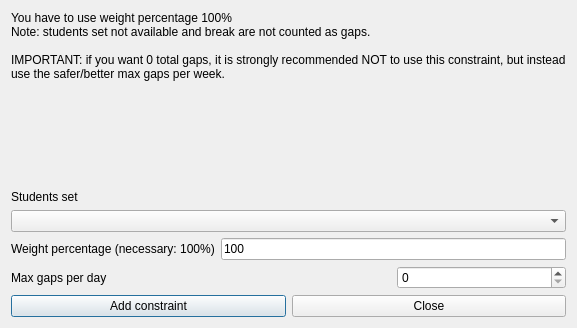
The window that fet/src/interface/addconstraintstudentssetmaxgapsperdayform_template.ui (vonmecheln/fet) describes before a commit, drawn with Qt 5.
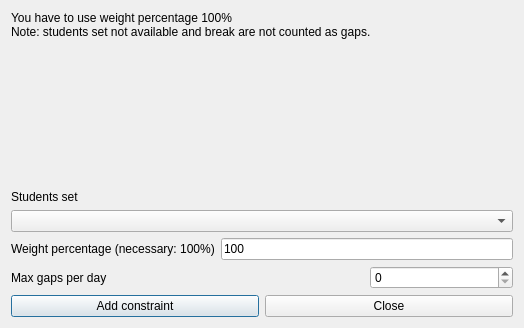
The same window after the commit.

```diff
--- a/fet/src/interface/addconstraintstudentssetmaxgapsperdayform_template.ui
+++ b/fet/src/interface/addconstraintstudentssetmaxgapsperdayform_template.ui
@@ -6,7 +6,7 @@
    <rect>
     <x>0</x>
     <y>0</y>
-    <width>527</width>
+    <width>524</width>
     <height>328</height>
    </rect>
   </property>
@@ -30,9 +30,7 @@
      </property>
      <property name="text">
       <string>You have to use weight percentage 100%
-Note: students set not available and break are not counted as gaps.
-
-IMPORTANT: if you want 0 total gaps, it is strongly recommended NOT to use this constraint, but instead use the safer/better max gaps per week.</string>
+Note: students set not available and break are not counted as gaps.</string>
      </property>
      <property name="wordWrap">
       <bool>true</bool>
```
